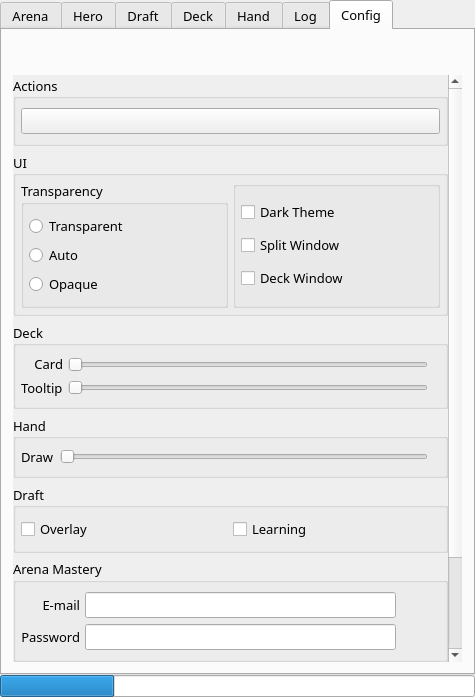
Old version of the form mainwindow.ui in the repository supertriodo/Arena-Tracker.
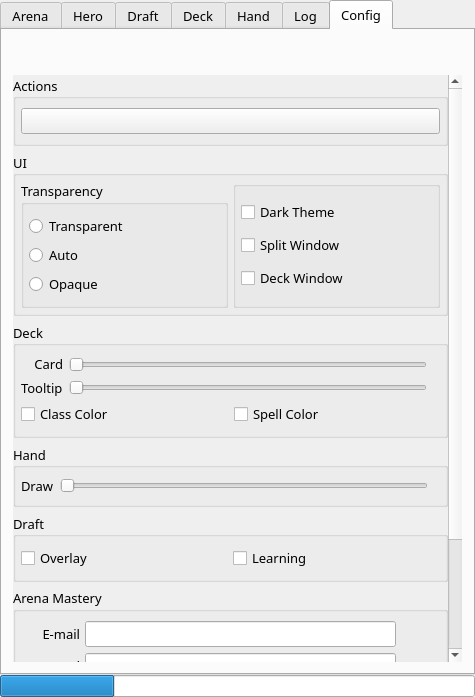
New version of the form. The open tabs and pages were chosen to show the change. Icons and pictures are not drawn. Custom widgets are drawn as their Qt base class.

Commit message: Add "spell color" and "class color" options to config tab.

```diff
--- a/mainwindow.ui
+++ b/mainwindow.ui
@@ -1287,7 +1287,7 @@
                <x>0</x>
                <y>0</y>
                <width>437</width>
-               <height>701</height>
+               <height>733</height>
               </rect>
              </property>
              <layout class="QVBoxLayout" name="verticalLayout_5">
@@ -1501,7 +1501,7 @@
                 <property name="alignment">
                  <set>Qt::AlignLeading|Qt::AlignLeft|Qt::AlignVCenter</set>
                 </property>
-                <layout class="QHBoxLayout" name="horizontalLayout_3">
+                <layout class="QVBoxLayout" name="verticalLayout_8">
                  <property name="spacing">
                   <number>5</number>
                  </property>
@@ -1517,6 +1517,8 @@
                  <property name="bottomMargin">
                   <number>9</number>
                  </property>
+                 <item>
+                  <layout class="QHBoxLayout" name="configDeckHorizontalLayout">
                  <item>
                   <layout class="QVBoxLayout" name="configDeckVerticalLayout">
                    <item>
@@ -1599,6 +1601,32 @@
                     <widget class="QLabel" name="configLabelDeckTooltip2">
                      <property name="text">
                       <string/>
+                       </property>
+                      </widget>
+                     </item>
+                    </layout>
+                   </item>
+                  </layout>
+                 </item>
+                 <item>
+                  <layout class="QHBoxLayout" name="configDeckHorizontalLayout2">
+                   <item>
+                    <widget class="QCheckBox" name="configCheckClassColor">
+                     <property name="toolTip">
+                      <string>Show a colored background for class cards.</string>
+                     </property>
+                     <property name="text">
+                      <string>Class Color</string>
+                     </property>
+                    </widget>
+                   </item>
+                   <item>
+                    <widget class="QCheckBox" name="configCheckSpellColor">
+                     <property name="toolTip">
+                      <string>Show text in color for spells and weapons.</string>
+                     </property>
+                     <property name="text">
+                      <string>Spell Color</string>
                      </property>
                     </widget>
                    </item>
```
Lines whose indentation alone changed are shown as unchanged. The commit also changes 10 other files.
